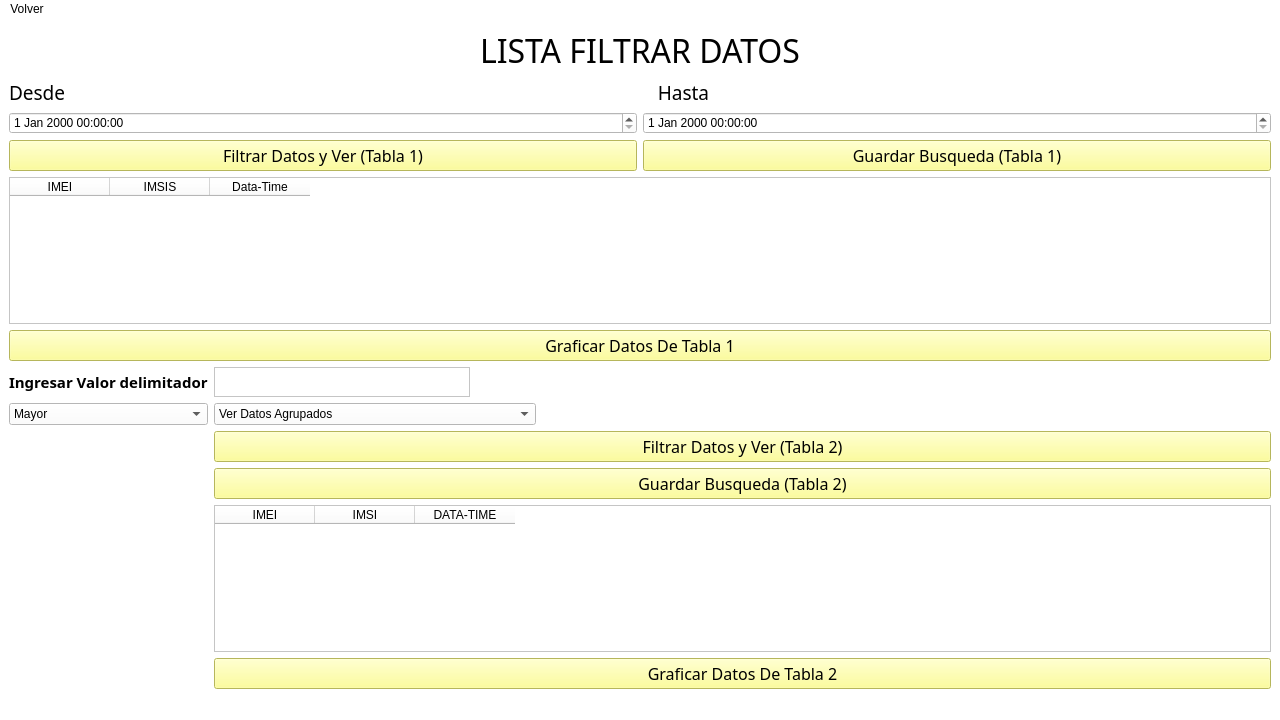
Above: Interfaz/UI/VistaDetalleHoras.ui from Dumaru/ExcelReports before the change. Below: the same form after it.
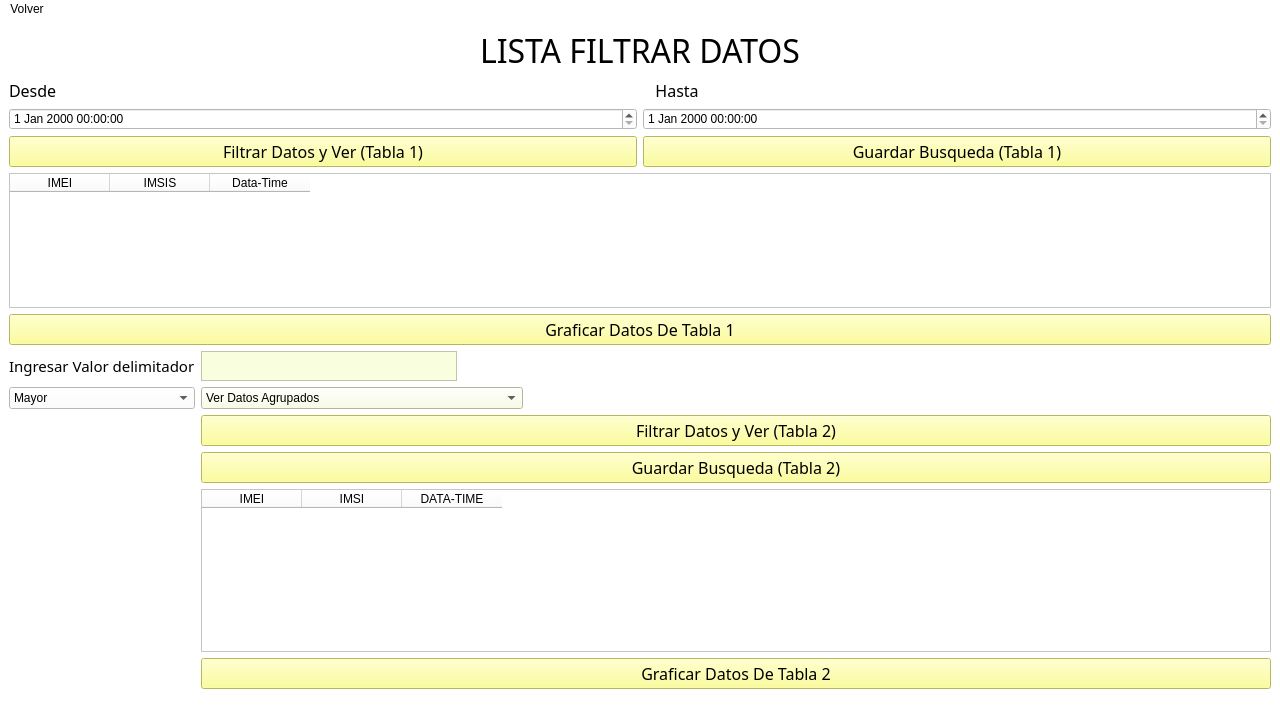
That is the form after the change. Icons and pictures are not drawn.

```diff
--- a/Interfaz/UI/VistaDetalleHoras.ui
+++ b/Interfaz/UI/VistaDetalleHoras.ui
@@ -54,180 +54,6 @@
     <item row="6" column="2">
      <layout class="QVBoxLayout" name="verticalLayoutGraficaDatosDinamicos"/>
     </item>
-    <item row="2" column="1">
-     <layout class="QGridLayout" name="gridLayout_6">
-      <item row="0" column="0">
-       <layout class="QGridLayout" name="gridLayout_4">
-        <item row="0" column="0">
-         <layout class="QGridLayout" name="gridLayout">
-          <item row="6" column="0">
-           <widget class="QPushButton" name="pushButtonVerDatosTablaFiltrada">
-            <property name="sizePolicy">
-             <sizepolicy hsizetype="Minimum" vsizetype="Expanding">
-              <horstretch>0</horstretch>
-              <verstretch>0</verstretch>
-             </sizepolicy>
-            </property>
-            <property name="font">
-             <font>
-              <family>Corbel</family>
-              <pointsize>12</pointsize>
-             </font>
-            </property>
-            <property name="styleSheet">
-             <string notr="true">background-color: rgb(255, 255, 127);</string>
-            </property>
-            <property name="text">
-             <string>Filtrar Datos y Ver (Tabla 1)</string>
-            </property>
-            <property name="icon">
-             <iconset>
-              <normaloff>../Recursos/icons8-ver-80.png</normaloff>../Recursos/icons8-ver-80.png</iconset>
-            </property>
-            <property name="iconSize">
-             <size>
-              <width>30</width>
-              <height>40</height>
-             </size>
-            </property>
-           </widget>
-          </item>
-          <item row="10" column="0" colspan="2">
-           <widget class="QPushButton" name="pushButtonGraficarDatosTablaFiltrada">
-            <property name="font">
-             <font>
-              <family>Corbel</family>
-              <pointsize>12</pointsize>
-             </font>
-            </property>
-            <property name="styleSheet">
-             <string notr="true">background-color: rgb(255, 255, 127);</string>
-            </property>
-            <property name="text">
-             <string>Graficar Datos De Tabla 1</string>
-            </property>
-            <property name="icon">
-             <iconset>
-              <normaloff>../Recursos/20803.png</normaloff>../Recursos/20803.png</iconset>
-            </property>
-            <property name="iconSize">
-             <size>
-              <width>30</width>
-              <height>30</height>
-             </size>
-            </property>
-           </widget>
-          </item>
-          <item row="2" column="1">
-           <layout class="QGridLayout" name="gridLayout_2">
-            <item row="0" column="2">
-             <widget class="QLabel" name="label_5">
-              <property name="font">
-               <font>
-                <family>Agency FB</family>
-                <pointsize>14</pointsize>
-               </font>
-              </property>
-              <property name="styleSheet">
-               <string notr="true">background-color: rgb(255, 255, 255);</string>
-              </property>
-              <property name="text">
-               <string>   Hasta</string>
-              </property>
-             </widget>
-            </item>
-           </layout>
-          </item>
-          <item row="8" column="0" colspan="2">
-           <widget class="QTableWidget" name="tableWidgetMostrarDatosFiltrados">
-            <property name="styleSheet">
-             <string notr="true">background-color: rgb(255, 255, 255);</string>
-            </property>
-            <column>
-             <property name="text">
-              <string>IMEI</string>
-             </property>
-            </column>
-            <column>
-             <property name="text">
-              <string>IMSIS</string>
-             </property>
-            </column>
-            <column>
-             <property name="text">
-              <string>Data-Time</string>
-             </property>
-            </column>
-           </widget>
-          </item>
-          <item row="3" column="0">
-           <widget class="QDateTimeEdit" name="dateTimeEditIngresoInicial">
-            <property name="styleSheet">
-             <string notr="true">background-color: rgb(255, 255, 255);</string>
-            </property>
-           </widget>
-          </item>
-          <item row="2" column="0">
-           <widget class="QLabel" name="label_6">
-            <property name="font">
-             <font>
-              <family>Agency FB</family>
-              <pointsize>14</pointsize>
-             </font>
-            </property>
-            <property name="styleSheet">
-             <string notr="true">background-color: rgb(255, 255, 255);</string>
-            </property>
-            <property name="text">
-             <string>Desde</string>
-            </property>
-           </widget>
-          </item>
-          <item row="6" column="1">
-           <widget class="QPushButton" name="pushButtonaGuardarBusquedaTabla1">
-            <property name="sizePolicy">
-             <sizepolicy hsizetype="Minimum" vsizetype="Expanding">
-              <horstretch>0</horstretch>
-              <verstretch>0</verstretch>
-             </sizepolicy>
-            </property>
-            <property name="font">
-             <font>
-              <family>Corbel</family>
-              <pointsize>12</pointsize>
-             </font>
-            </property>
-            <property name="styleSheet">
-             <string notr="true">background-color: rgb(255, 255, 127);</string>
-            </property>
-            <property name="text">
-             <string>Guardar Busqueda (Tabla 1)</string>
-            </property>
-            <property name="icon">
-             <iconset>
-              <normaloff>icons8-añadir-libro-100.png</normaloff>icons8-añadir-libro-100.png</iconset>
-            </property>
-            <property name="iconSize">
-             <size>
-              <width>30</width>
-              <height>30</height>
-             </size>
-            </property>
-           </widget>
-          </item>
-          <item row="3" column="1">
-           <widget class="QDateTimeEdit" name="dateTimeEditIngresoFinal">
-            <property name="styleSheet">
-             <string notr="true">background-color: rgb(255, 255, 255);</string>
-            </property>
-           </widget>
-          </item>
-         </layout>
-        </item>
-       </layout>
-      </item>
-     </layout>
-    </item>
     <item row="3" column="1">
      <layout class="QGridLayout" name="gridLayout_7">
       <item row="0" column="0">
@@ -260,7 +86,7 @@
              </sizepolicy>
             </property>
             <property name="styleSheet">
-             <string notr="true">background-color: rgb(255, 255, 255);</string>
+             <string notr="true">background-color: rgb(249, 255, 222);</string>
             </property>
             <item>
              <property name="text">
@@ -304,7 +130,7 @@
              </size>
             </property>
             <property name="styleSheet">
-             <string notr="true">background-color: rgb(255, 255, 255);</string>
+             <string notr="true">background-color: rgb(249, 255, 222);</string>
             </property>
            </widget>
           </item>
@@ -338,10 +164,8 @@
            <widget class="QLabel" name="label">
             <property name="font">
              <font>
-              <family>Agency FB</family>
+              <family>Corbel</family>
               <pointsize>11</pointsize>
-              <weight>75</weight>
-              <bold>true</bold>
              </font>
             </property>
             <property name="styleSheet">
@@ -381,7 +205,9 @@
           <item row="15" column="1">
            <widget class="QTableWidget" name="tableWidgetMostrarDatosEstaticos">
             <property name="styleSheet">
-             <string notr="true">background-color: rgb(255, 255, 255);</string>
+             <string notr="true">background-color: rgb(255, 255, 255);
+
+border-top-color: rgb(0, 0, 0);</string>
             </property>
             <column>
              <property name="text">
@@ -432,6 +258,178 @@
       </item>
      </layout>
     </item>
+    <item row="1" column="1" rowspan="2">
+     <layout class="QGridLayout" name="gridLayout_6">
+      <item row="0" column="0">
+       <layout class="QGridLayout" name="gridLayout_4">
+        <item row="0" column="0">
+         <layout class="QGridLayout" name="gridLayout">
+          <item row="10" column="0" colspan="2">
+           <widget class="QPushButton" name="pushButtonGraficarDatosTablaFiltrada">
+            <property name="font">
+             <font>
+              <family>Corbel</family>
+              <pointsize>12</pointsize>
+             </font>
+            </property>
+            <property name="styleSheet">
+             <string notr="true">background-color: rgb(255, 255, 127);</string>
+            </property>
+            <property name="text">
+             <string>Graficar Datos De Tabla 1</string>
+            </property>
+            <property name="icon">
+             <iconset>
+              <normaloff>../Recursos/20803.png</normaloff>../Recursos/20803.png</iconset>
+            </property>
+            <property name="iconSize">
+             <size>
+              <width>30</width>
+              <height>30</height>
+             </size>
+            </property>
+           </widget>
+          </item>
+          <item row="6" column="0">
+           <widget class="QPushButton" name="pushButtonVerDatosTablaFiltrada">
+            <property name="sizePolicy">
+             <sizepolicy hsizetype="Minimum" vsizetype="Expanding">
+              <horstretch>0</horstretch>
+              <verstretch>0</verstretch>
+             </sizepolicy>
+            </property>
+            <property name="font">
+             <font>
+              <family>Corbel</family>
+              <pointsize>12</pointsize>
+             </font>
+            </property>
+            <property name="styleSheet">
+             <string notr="true">background-color: rgb(255, 255, 127);
+border-color: rgb(0, 0, 0);</string>
+            </property>
+            <property name="text">
+             <string>Filtrar Datos y Ver (Tabla 1)</string>
+            </property>
+            <property name="icon">
+             <iconset>
+              <normaloff>../Recursos/icons8-ver-80.png</normaloff>../Recursos/icons8-ver-80.png</iconset>
+            </property>
+            <property name="iconSize">
+             <size>
+              <width>30</width>
+              <height>40</height>
+             </size>
+            </property>
+           </widget>
+          </item>
+          <item row="2" column="1">
+           <layout class="QGridLayout" name="gridLayout_2">
+            <item row="0" column="2">
+             <widget class="QLabel" name="label_5">
+              <property name="font">
+               <font>
+                <family>Corbel</family>
+                <pointsize>12</pointsize>
+               </font>
+              </property>
+              <property name="text">
+               <string>   Hasta</string>
+              </property>
+             </widget>
+            </item>
+           </layout>
+          </item>
+          <item row="3" column="0">
+           <widget class="QDateTimeEdit" name="dateTimeEditIngresoInicial">
+            <property name="styleSheet">
+             <string notr="true">background-color: rgb(255, 255, 255);</string>
+            </property>
+           </widget>
+          </item>
+          <item row="2" column="0">
+           <widget class="QLabel" name="label_6">
+            <property name="font">
+             <font>
+              <family>Corbel</family>
+              <pointsize>12</pointsize>
+             </font>
+            </property>
+            <property name="styleSheet">
+             <string notr="true">background-color: rgb(255, 255, 255);</string>
+            </property>
+            <property name="text">
+             <string>Desde</string>
+            </property>
+           </widget>
+          </item>
+          <item row="3" column="1">
+           <widget class="QDateTimeEdit" name="dateTimeEditIngresoFinal">
+            <property name="styleSheet">
+             <string notr="true">background-color: rgb(255, 255, 255);</string>
+            </property>
+           </widget>
+          </item>
+          <item row="8" column="0" colspan="2">
+           <widget class="QTableWidget" name="tableWidgetMostrarDatosFiltrados">
+            <property name="styleSheet">
+             <string notr="true">background-color: rgb(255, 255, 255);</string>
+            </property>
+            <column>
+             <property name="text">
+              <string>IMEI</string>
+             </property>
+            </column>
+            <column>
+             <property name="text">
+              <string>IMSIS</string>
+             </property>
+            </column>
+            <column>
+             <property name="text">
+              <string>Data-Time</string>
+             </property>
+            </column>
+           </widget>
+          </item>
+          <item row="6" column="1">
+           <widget class="QPushButton" name="pushButtonaGuardarBusquedaTabla1">
+            <property name="sizePolicy">
+             <sizepolicy hsizetype="Minimum" vsizetype="Expanding">
+              <horstretch>0</horstretch>
+              <verstretch>0</verstretch>
+             </sizepolicy>
+            </property>
+            <property name="font">
+             <font>
+              <family>Corbel</family>
+              <pointsize>12</pointsize>
+             </font>
+            </property>
+            <property name="styleSheet">
+             <string notr="true">background-color: rgb(255, 255, 127);</string>
+            </property>
+            <property name="text">
+             <string>Guardar Busqueda (Tabla 1)</string>
+            </property>
+            <property name="icon">
+             <iconset>
+              <normaloff>icons8-añadir-libro-100.png</normaloff>icons8-añadir-libro-100.png</iconset>
+            </property>
+            <property name="iconSize">
+             <size>
+              <width>30</width>
+              <height>30</height>
+             </size>
+            </property>
+           </widget>
+          </item>
+         </layout>
+        </item>
+       </layout>
+      </item>
+     </layout>
+    </item>
    </layout>
   </widget>
   <widget class="QMenuBar" name="menubar">
```
Left out of the diff: 1 changed line with no effect on the pictures.
